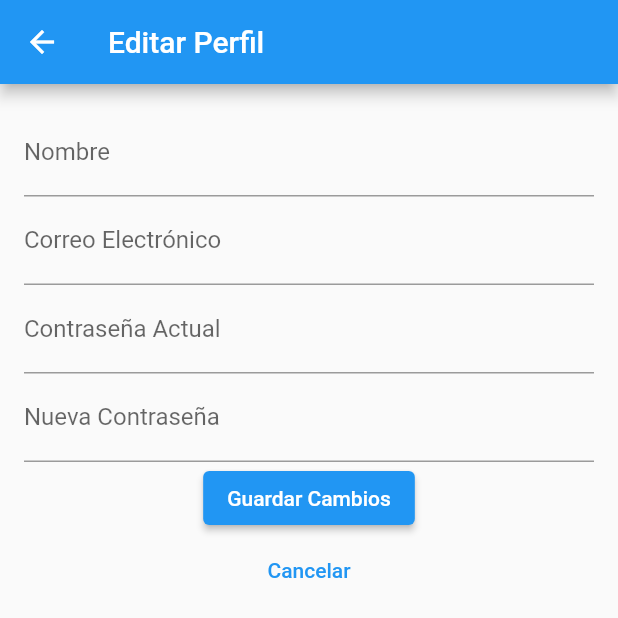
After one commit to yojanz22/Appmovil_Recicla, a Flutter app: the MyHomePage screen opened directly, after a tap on "Editar Perfil", on a phone screen of 412 x 824 dp, the top half of it. The commit adds this screen. Run offline on Flutter 3.47's test engine with Material 2 defaults, Android fonts, the phone set to English and light mode, and no system bars; our stand-ins replace cloud_firestore, firebase_auth, firebase_core, geolocator, google_maps_flutter, image_picker; accounts and stored records are empty; network calls fail.

Commit message:
editar perfil
se agrega la funcion de editar perfil

```diff
--- /dev/null
+++ b/lib/editar_perfil.dart
@@ -0,0 +1,117 @@
+import 'package:flutter/material.dart';
+import 'package:firebase_auth/firebase_auth.dart';
+import 'package:cloud_firestore/cloud_firestore.dart';
+
+class EditarPerfilPage extends StatefulWidget {
+  @override
+  _EditarPerfilPageState createState() => _EditarPerfilPageState();
+}
+
+class _EditarPerfilPageState extends State<EditarPerfilPage> {
+  final TextEditingController _nameController = TextEditingController();
+  final TextEditingController _emailController = TextEditingController();
+  final TextEditingController _passwordController = TextEditingController();
+  final TextEditingController _newPasswordController = TextEditingController();
+  DocumentReference? userDataRef;
+
+  @override
+  void initState() {
+    super.initState();
+    loadUserData();
+  }
+
+  void loadUserData() {
+    final user = FirebaseAuth.instance.currentUser;
+    if (user != null) {
+      setState(() {
+        _nameController.text = user.displayName ?? '';
+        _emailController.text = user.email ?? '';
+        userDataRef =
+            FirebaseFirestore.instance.collection('registro').doc(user.uid);
+      });
+    }
+  }
+
+  Future<void> updateUserProfile() async {
+    final user = FirebaseAuth.instance.currentUser;
+    if (user != null && userDataRef != null) {
+      try {
+        // Actualiza el nombre del usuario en Firebase Authentication
+        await user.updateProfile(displayName: _nameController.text);
+
+        // Si deseas cambiar la contraseña, puedes hacerlo de la siguiente manera:
+        if (_newPasswordController.text.isNotEmpty) {
+          await user.updatePassword(_newPasswordController.text);
+        }
+
+        // Actualiza los valores en Firebase Firestore utilizando .set con merge: true
+        await userDataRef!.set({
+          'nombre': _nameController.text,
+          'correo': _emailController.text,
+        }, SetOptions(merge: true));
+
+        ScaffoldMessenger.of(context).showSnackBar(
+          SnackBar(content: Text('Perfil actualizado correctamente')),
+        );
+
+        // Regresa a la página de inicio o a donde desees después de actualizar el perfil
+        Navigator.pop(context);
+      } catch (e) {
+        ScaffoldMessenger.of(context).showSnackBar(
+          SnackBar(content: Text('Error al actualizar el perfil: $e')),
+        );
+      }
+    } else {
+      // Maneja el caso en el que el usuario no esté autenticado (user == null)
+      ScaffoldMessenger.of(context).showSnackBar(
+        SnackBar(content: Text('Usuario no autenticado')),
+      );
+    }
+  }
+
+  @override
+  Widget build(BuildContext context) {
+    return Scaffold(
+      appBar: AppBar(
+        title: Text('Editar Perfil'),
+      ),
+      body: SingleChildScrollView(
+        padding: EdgeInsets.all(16.0),
+        child: Column(
+          children: <Widget>[
+            TextFormField(
+              controller: _nameController,
+              decoration: InputDecoration(labelText: 'Nombre'),
+            ),
+            TextFormField(
+              controller: _emailController,
+              decoration: InputDecoration(labelText: 'Correo Electrónico'),
+            ),
+            TextFormField(
+              controller: _passwordController,
+              decoration: InputDecoration(labelText: 'Contraseña Actual'),
+              obscureText: true,
+            ),
+            TextFormField(
+              controller: _newPasswordController,
+              decoration: InputDecoration(labelText: 'Nueva Contraseña'),
+              obscureText: true,
+            ),
+            ElevatedButton(
+              onPressed: () {
+                updateUserProfile();
+              },
+              child: Text('Guardar Cambios'),
+            ),
+            TextButton(
+              onPressed: () {
+                Navigator.pop(context);
+              },
+              child: Text('Cancelar'),
+            ),
+          ],
+        ),
+      ),
+    );
+  }
+}
--- a/lib/main.dart
+++ b/lib/main.dart
@@ -8,6 +8,7 @@ import 'package:firebase_core/firebase_core.dart';
 import 'firebase_options.dart';
 import 'services/auth_service.dart';
 import 'package:firebase_auth/firebase_auth.dart'; // Importa Firebase Authentication
+import 'editar_perfil.dart';
 
 void main() async {
   WidgetsFlutterBinding.ensureInitialized();
@@ -135,6 +136,23 @@ class MyHomePage extends StatelessWidget {
               icon: Icon(Icons.shopping_cart),
               label: Text('Explorar Productos'),
             ),
+            ElevatedButton.icon(
+              style: ElevatedButton.styleFrom(
+                primary: Colors.blue,
+                onPrimary: Colors.white,
+              ),
+              onPressed: () {
+                Navigator.push(
+                  context,
+                  MaterialPageRoute(
+                    builder: (context) =>
+                        EditarPerfilPage(), // Utiliza el nombre correcto de tu página de edición de perfil.
+                  ),
+                );
+              },
+              icon: Icon(Icons.person), // Icono para editar perfil
+              label: Text('Editar Perfil'),
+            ),
           ],
         ),
       ),
```
Also changed, not shown: lib/mapa2.dart (+7 -0 lines), lib/services/auth_service.dart (+9 -4 lines).
